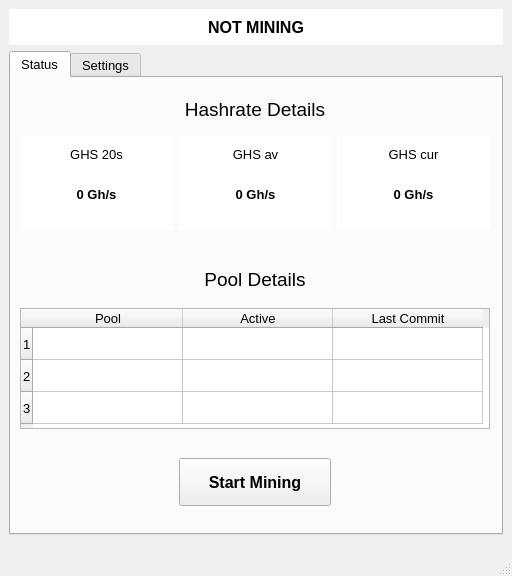
This is mainwindow.ui in binsgit/AvalonMiner as Qt 5 draws it before an edit. The edited form follows.
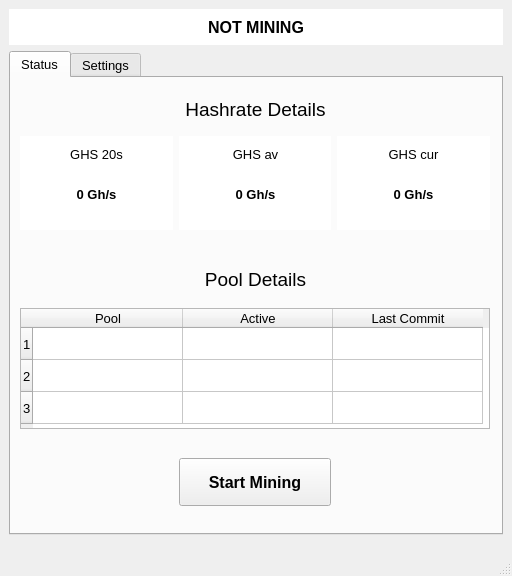
This is the edited form. Icons and pictures are not drawn.

What changed in the file:
```diff
--- a/mainwindow.ui
+++ b/mainwindow.ui
@@ -56,9 +56,9 @@
      <widget class="QLabel" name="label_hashrate">
       <property name="geometry">
        <rect>
-        <x>168</x>
+        <x>149</x>
         <y>20</y>
-        <width>152</width>
+        <width>191</width>
         <height>23</height>
        </rect>
       </property>
@@ -79,9 +79,9 @@
      <widget class="QLabel" name="label_pool">
       <property name="geometry">
        <rect>
-        <x>168</x>
+        <x>149</x>
         <y>190</y>
-        <width>152</width>
+        <width>191</width>
         <height>23</height>
        </rect>
       </property>
```
